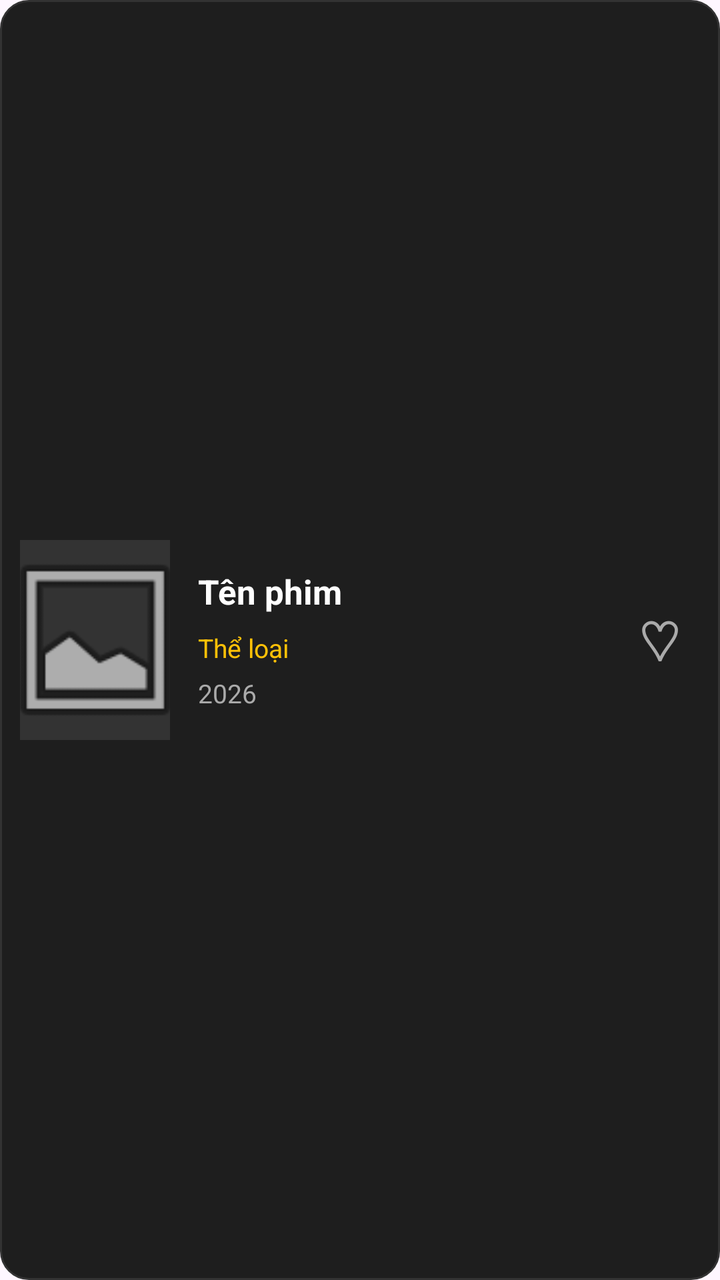
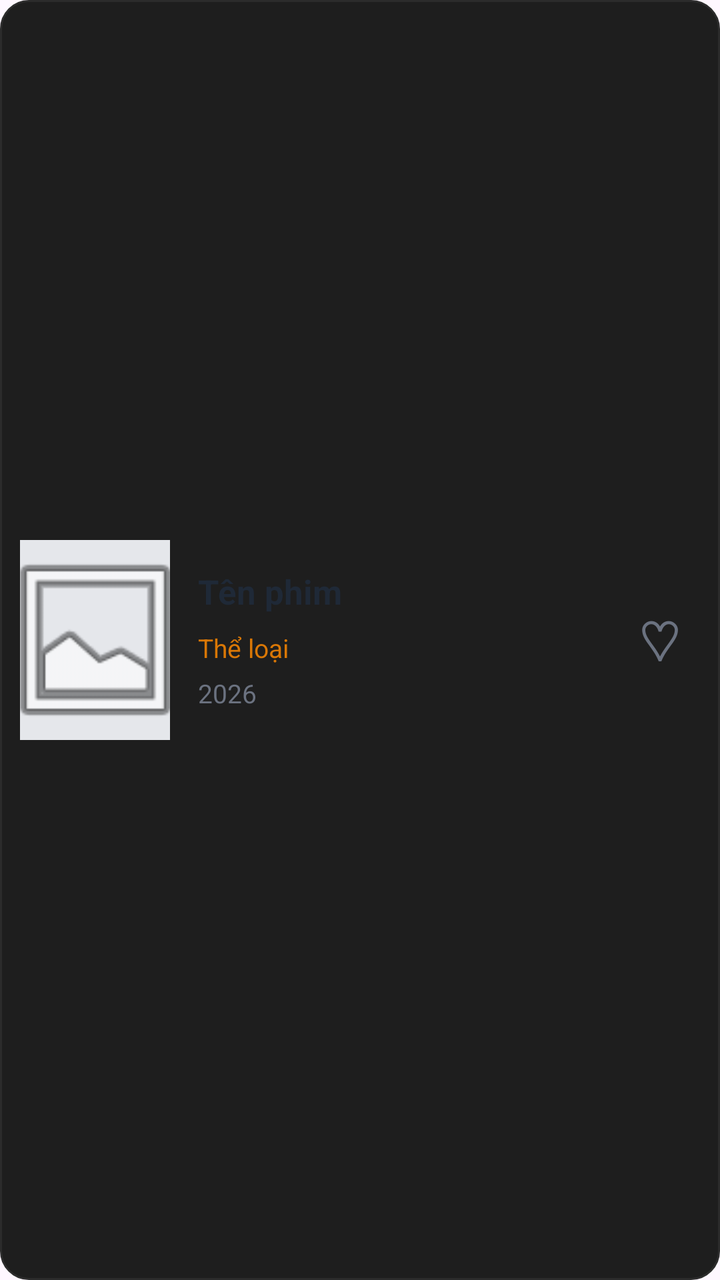

An Android layout rendered at two revisions. The XML below is the earlier revision; the diff shows what the commit changed to produce the second picture.
<!-- AndroidManifest.xml: application theme Theme.QuanliPhim -->
<!-- res/layout/item_movie.xml -->
<?xml version="1.0" encoding="utf-8"?>
<LinearLayout xmlns:android="http://schemas.android.com/apk/res/android"
    android:layout_width="match_parent"
    android:layout_height="120dp"
    android:orientation="horizontal"
    android:padding="10dp"
    android:layout_marginBottom="12dp"
    android:background="@drawable/bg_movie_item"
    android:gravity="center_vertical">

    <ImageView
        android:id="@+id/imgPoster"
        android:layout_width="75dp"
        android:layout_height="100dp"
        android:scaleType="centerCrop"
        android:src="@android:drawable/ic_menu_gallery"
        android:background="#333333"
        android:contentDescription="Poster phim"/>

    <LinearLayout
        android:layout_width="0dp"
        android:layout_height="wrap_content"
        android:layout_weight="1"
        android:orientation="vertical"
        android:paddingStart="14dp">

        <TextView
            android:id="@+id/tvTitle"
            android:layout_width="match_parent"
            android:layout_height="wrap_content"
            android:text="Tên phim"
            android:textColor="#FFFFFF"
            android:textSize="17sp"
            android:textStyle="bold"
            android:maxLines="2"/>

        <TextView
            android:id="@+id/tvGenre"
            android:layout_width="match_parent"
            android:layout_height="wrap_content"
            android:text="Thể loại"
            android:textColor="#FFC107"
            android:textSize="13sp"
            android:layout_marginTop="8dp"/>

        <TextView
            android:id="@+id/tvYear"
            android:layout_width="match_parent"
            android:layout_height="wrap_content"
            android:text="2026"
            android:textColor="#AAAAAA"
            android:textSize="13sp"
            android:layout_marginTop="5dp"/>

    </LinearLayout>

    <TextView
        android:id="@+id/btnFavorite"
        android:layout_width="40dp"
        android:layout_height="48dp"
        android:gravity="center"
        android:text="♡"
        android:textColor="#AAAAAA"
        android:textSize="28sp"
        android:clickable="true"
        android:focusable="true"
        android:contentDescription="Đánh dấu yêu thích"/>

</LinearLayout>
<!-- resources referenced by this layout -->
<resources>
  <!-- drawable bg_movie_item (drawable) -->
  <?xml version="1.0" encoding="utf-8"?>
  <shape xmlns:android="http://schemas.android.com/apk/res/android">
      <solid android:color="#1E1E1E"/>
      <corners android:radius="14dp"/>
      <stroke
          android:width="1dp"
          android:color="#333333"/>
  </shape>
  <style name="Theme.QuanliPhim" parent="Base.Theme.QuanliPhim" />
  <style name="Base.Theme.QuanliPhim" parent="Theme.Material3.DayNight.NoActionBar">
          
          
      </style>
</resources>

<!-- the commit's change to res/layout/item_movie.xml (unified diff, before → after) -->
@@ -5,7 +5,7 @@
     android:orientation="horizontal"
     android:padding="10dp"
     android:layout_marginBottom="12dp"
-    android:background="@drawable/bg_movie_item"
+    android:background="@drawable/bg_card"
     android:gravity="center_vertical">
 
     <ImageView
@@ -14,7 +14,7 @@
         android:layout_height="100dp"
         android:scaleType="centerCrop"
         android:src="@android:drawable/ic_menu_gallery"
-        android:background="#333333"
+        android:background="@color/poster_placeholder"
         android:contentDescription="Poster phim"/>
 
     <LinearLayout
@@ -29,7 +29,7 @@
             android:layout_width="match_parent"
             android:layout_height="wrap_content"
             android:text="Tên phim"
-            android:textColor="#FFFFFF"
+            android:textColor="@color/text_primary"
             android:textSize="17sp"
             android:textStyle="bold"
             android:maxLines="2"/>
@@ -39,7 +39,7 @@
             android:layout_width="match_parent"
             android:layout_height="wrap_content"
             android:text="Thể loại"
-            android:textColor="#FFC107"
+            android:textColor="@color/accent_gold"
             android:textSize="13sp"
             android:layout_marginTop="8dp"/>
 
@@ -48,7 +48,7 @@
             android:layout_width="match_parent"
             android:layout_height="wrap_content"
             android:text="2026"
-            android:textColor="#AAAAAA"
+            android:textColor="@color/text_sub"
             android:textSize="13sp"
             android:layout_marginTop="5dp"/>
 
@@ -60,7 +60,7 @@
         android:layout_height="48dp"
         android:gravity="center"
         android:text="♡"
-        android:textColor="#AAAAAA"
+        android:textColor="@color/text_sub"
         android:textSize="28sp"
         android:clickable="true"
         android:focusable="true"
<!-- resource entries referenced after the edit -->
@@ -1,13 +1,17 @@
 <!-- resources referenced by this layout -->
 <resources>
-  <!-- drawable bg_movie_item (drawable) -->
+  <color name="accent_gold">#D97706</color>
+  <color name="poster_placeholder">#E5E7EB</color>
+  <color name="text_primary">#1F2937</color>
+  <color name="text_sub">#6B7280</color>
+  <!-- drawable bg_card (drawable) -->
   <?xml version="1.0" encoding="utf-8"?>
   <shape xmlns:android="http://schemas.android.com/apk/res/android">
       <solid android:color="#1E1E1E"/>
       <corners android:radius="14dp"/>
       <stroke
           android:width="1dp"
-          android:color="#333333"/>
+          android:color="#2C2C2C"/>
   </shape>
   <style name="Theme.QuanliPhim" parent="Base.Theme.QuanliPhim" />
   <style name="Base.Theme.QuanliPhim" parent="Theme.Material3.DayNight.NoActionBar">
